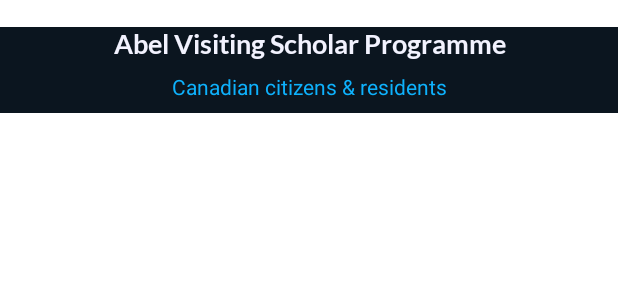
After one commit to FitzEdin/TakeNote, an Android app: the layout item_new_list.xml on its own in the app's theme, with its tools: preview values and no code run, on a phone screen of 412 x 824 dp. The commit adds this screen. Shown: the top 300 px of the screen. Run offline under Robolectric (Android 15) with nearby library versions, the phone set to English and light mode, and no system bars; network calls fail.

Commit message:
showing lists of vetted & unvetted items..

```diff
--- a/app/src/main/java/kn/muscovado/scholarships/EditListFragment.kt
+++ b/app/src/main/java/kn/muscovado/scholarships/EditListFragment.kt
@@ -49,8 +49,8 @@ class EditListFragment : Fragment() {
 
         override fun getItem(i: Int): Fragment {
             return when(i) {
-                0 -> BlankListFragment()
-                else -> BlankListFragment()
+                0 -> NewListFragment()
+                else -> OldListFragment()
             }
         }
 
--- /dev/null
+++ b/app/src/main/res/layout/item_new_list.xml
@@ -0,0 +1,52 @@
+<?xml version="1.0" encoding="utf-8"?>
+<LinearLayout xmlns:android="http://schemas.android.com/apk/res/android"
+
+        android:layout_width="match_parent"
+        android:layout_height="wrap_content"
+
+        android:layout_marginTop="18dp"
+        android:layout_marginBottom="18dp"
+
+        android:orientation="vertical"
+
+        android:background="@color/colorBackground">
+
+    <TextView
+            android:id="@+id/item_title"
+
+            android:layout_width="match_parent"
+            android:layout_height="wrap_content"
+
+            android:layout_gravity="center"
+
+            android:ellipsize="end"
+            android:fontFamily="@font/lato_bold"
+            android:gravity="center"
+            android:lineSpacingExtra="4dp"
+            android:lines="1"
+
+            android:paddingBottom="8dp"
+            android:text="Abel Visiting Scholar Programme"
+
+            android:textColor="@color/colorText"
+            android:textSize="@dimen/dl_text_size" />
+
+    <TextView
+            android:id="@+id/item_link"
+
+            android:layout_width="match_parent"
+            android:layout_height="wrap_content"
+
+            android:ellipsize="end"
+
+            android:fontFamily="@font/lato"
+            android:gravity="center"
+            android:lineSpacingExtra="4dp"
+            android:maxLines="3"
+            android:paddingBottom="8dp"
+
+            android:text="Canadian citizens &amp; residents"
+
+            android:textColor="@color/colorIcon"
+            android:textSize="@dimen/sm_text_size" />
+</LinearLayout>
--- a/app/src/main/res/layout/list_item.xml
+++ b/app/src/main/res/layout/item_old_list.xml
@@ -83,6 +83,7 @@
                 android:layout_height="match_parent"
 
                 android:layout_weight="2"
+                android:gravity="right"
 
                 android:text="@string/label_location"
                 android:textSize="@dimen/sm_text_size"
@@ -125,6 +126,7 @@
                 android:layout_height="match_parent"
 
                 android:layout_weight="2"
+                android:gravity="right"
 
                 android:text="@string/label_programme"
                 android:textSize="@dimen/sm_text_size"
```
Also changed, not shown: app/src/main/java/kn/muscovado/scholarships/NewListFragment.kt (added, +95 -0 lines), app/src/main/java/kn/muscovado/scholarships/OldListFragment.kt (added, +103 -0 lines), app/src/main/res/layout/fragment_new_list.xml (added, +77 -0 lines), app/src/main/res/layout/fragment_old_list.xml (added, +77 -0 lines).
